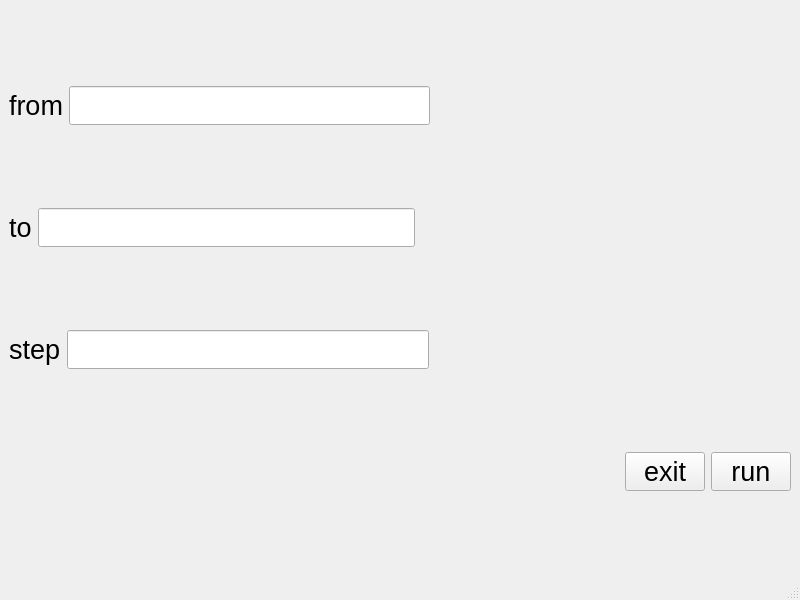
The window that mainwindow.ui (alilou-prog/ComplexityTest) describes before a commit, drawn with Qt 5.
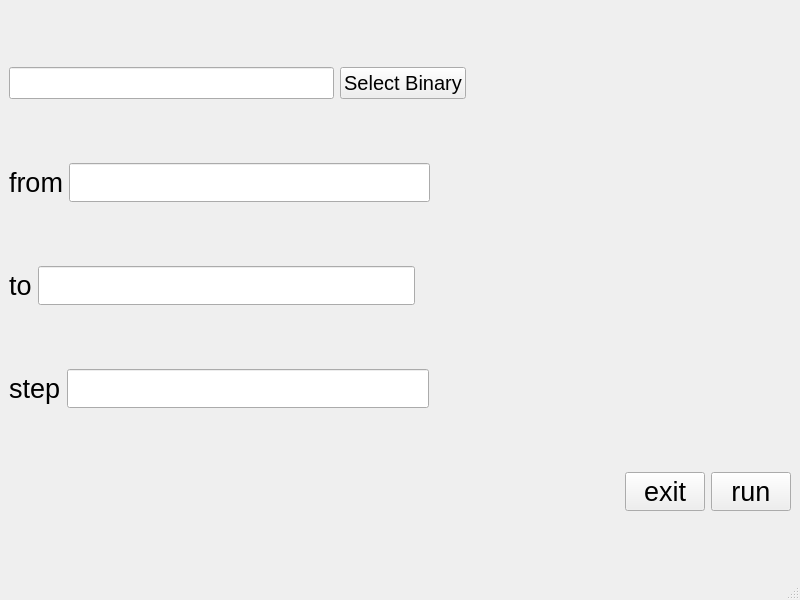
The same window after the commit.

Commit message: Adding flexibilty to choose a binary file via QFileDialog

Diff of the .ui file:
```diff
--- a/mainwindow.ui
+++ b/mainwindow.ui
@@ -15,6 +15,47 @@
   </property>
   <widget class="QWidget" name="centralwidget">
    <layout class="QVBoxLayout" name="verticalLayout">
+    <item>
+     <layout class="QHBoxLayout" name="horizontalLayout_5">
+      <item>
+       <widget class="QLineEdit" name="selectBinLineEdit">
+        <property name="font">
+         <font>
+          <pointsize>15</pointsize>
+         </font>
+        </property>
+        <property name="readOnly">
+         <bool>true</bool>
+        </property>
+       </widget>
+      </item>
+      <item>
+       <widget class="QPushButton" name="selectBinButton">
+        <property name="font">
+         <font>
+          <pointsize>15</pointsize>
+         </font>
+        </property>
+        <property name="text">
+         <string>Select Binary</string>
+        </property>
+       </widget>
+      </item>
+      <item>
+       <spacer name="horizontalSpacer_5">
+        <property name="orientation">
+         <enum>Qt::Orientation::Horizontal</enum>
+        </property>
+        <property name="sizeHint" stdset="0">
+         <size>
+          <width>40</width>
+          <height>20</height>
+         </size>
+        </property>
+       </spacer>
+      </item>
+     </layout>
+    </item>
     <item>
      <layout class="QHBoxLayout" name="horizontalLayout">
       <item>
```
The commit also changes 4 other files.
